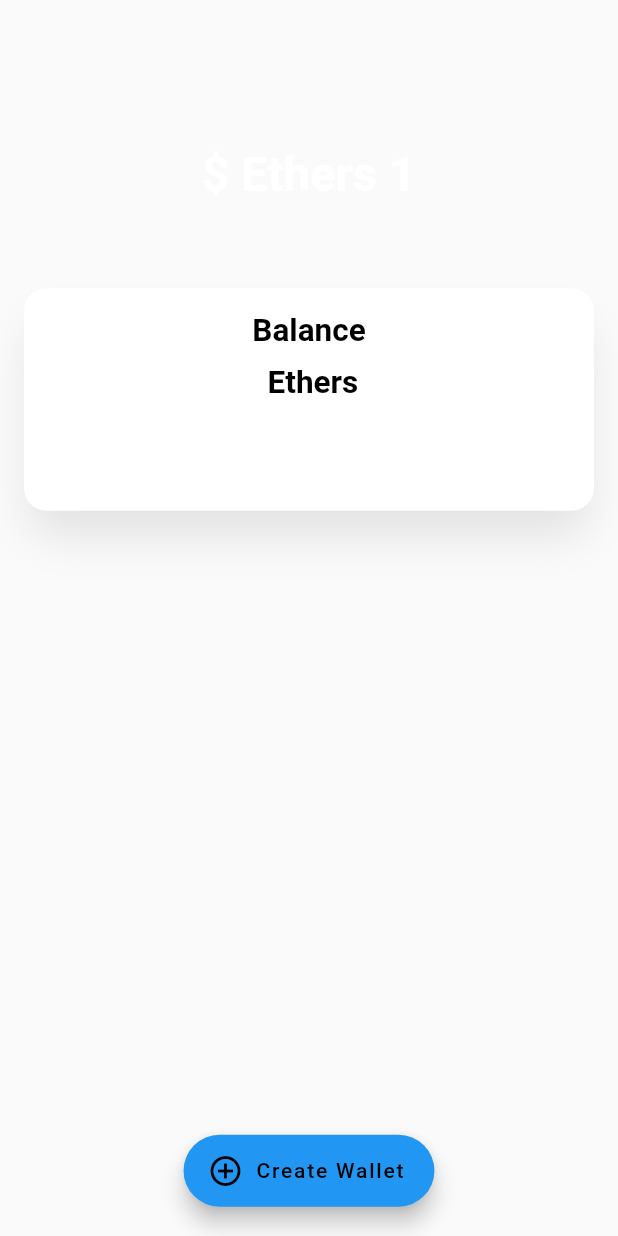
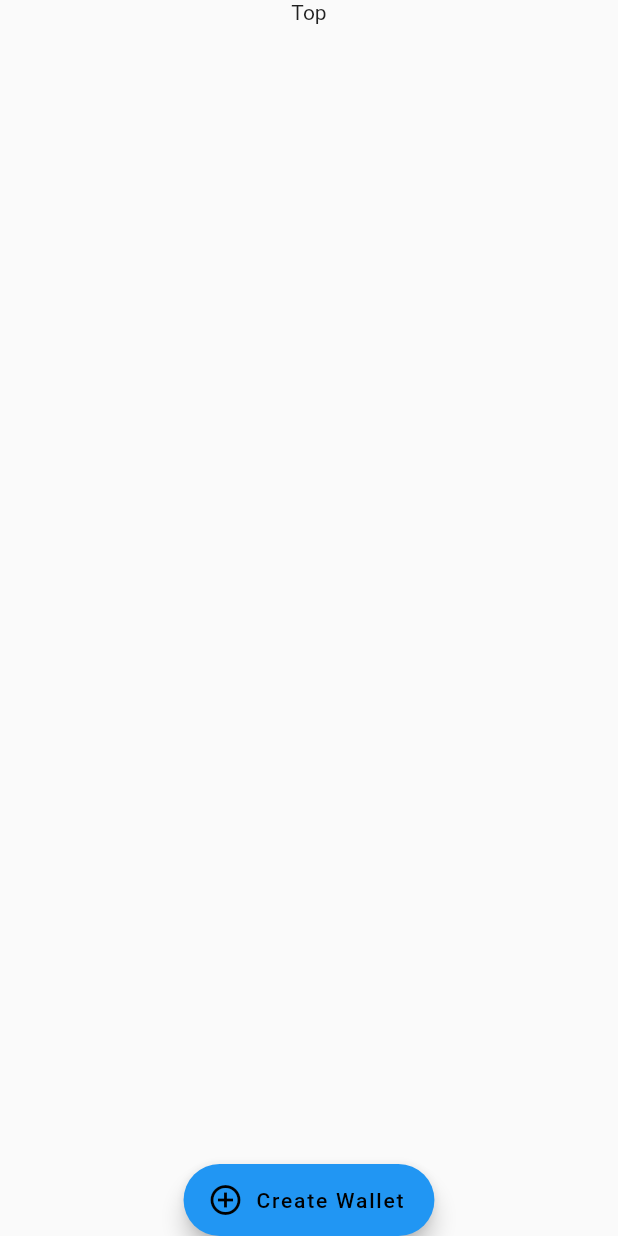
Before and after one commit to reuben21/blockchain_in_healthcare, a Flutter app: the screen it shows after launch, on a phone screen of 412 x 824 dp. Run offline on Flutter 3.47's test engine with Material 2 defaults, Android fonts, the phone set to English and light mode, and no system bars; drawn by our look-alikes of velocity_x; our stand-ins replace bottom_navy_bar, flutter_form_builder, sqflite; missing offline and left inert: web3dart; accounts and stored records are empty.

Commit message:
Updated with Frontend and Backend

```diff
--- a/blockchain_healthcare_frontend/lib/screens/create_wallet.dart
+++ b/blockchain_healthcare_frontend/lib/screens/create_wallet.dart
@@ -11,32 +11,14 @@ class CreateWallet extends StatelessWidget {
     // TODO: implement build
     return Scaffold(
       body: Container(
-        child: ZStack([
-
-          VStack([
-            (context.percentHeight * 10).heightBox,
-            "\$ Ethers 1".text.xl4.white.bold.center.makeCentered().py16(),
-            (context.percentHeight * 3).heightBox,
-            VxBox(
-                child: VStack([
-                  "Balance".text.black.xl2.semiBold.makeCentered(),
-                  10.heightBox,
-                  (" Ethers")
-                      .text
-                      .black
-                      .xl2
-                      .semiBold
-                      .makeCentered(),
-                ]))
-                .p16
-                .white
-                .size(context.screenWidth, context.percentHeight * 18)
-                .rounded
-                .shadowXl
-                .make()
-                .p16(),
-            400.heightBox,
-            HStack(
+        child:  Column(
+          mainAxisSize: MainAxisSize.max,
+          children: <Widget>[
+            Text('Top'),
+            Expanded(
+              child: Align(
+                alignment: Alignment.bottomCenter,
+                child:   HStack(
                   [
                     FloatingActionButton.extended(
                       backgroundColor: Colors.blue,
@@ -52,9 +34,11 @@ class CreateWallet extends StatelessWidget {
                   ],
                   alignment: MainAxisAlignment.spaceAround,
                   axisSize: MainAxisSize.max,
-            )
-          ])
-        ]),
+                ),
+              ),
+            ),
+          ],
+        ),
         ),
     );
   }
```
Also changed, not shown: blockchain_healthcare_frontend/lib/providers/wallet.dart (+25 -28 lines), 1 other file. Lines whose indentation alone changed are shown as unchanged.
